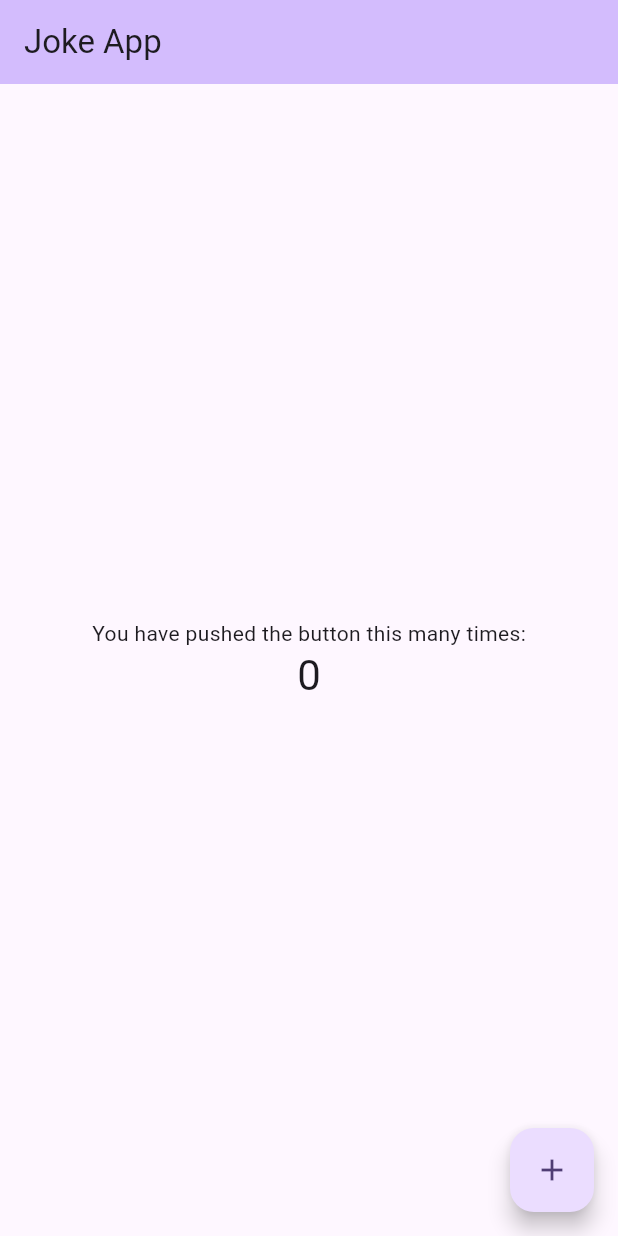
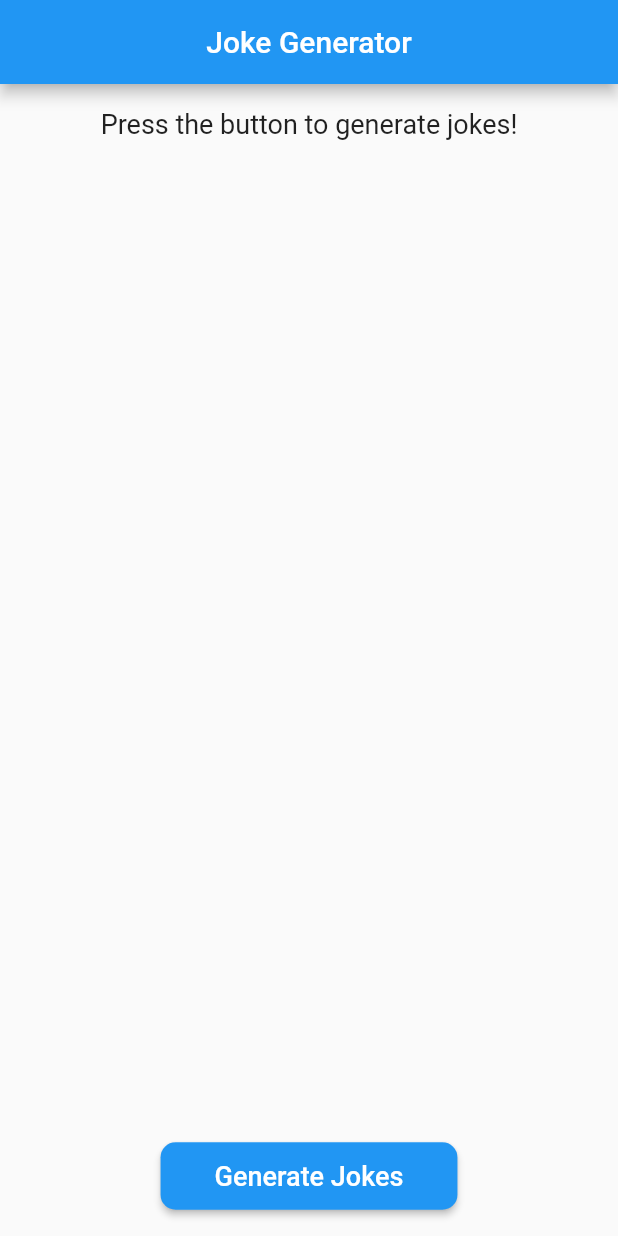
Before and after one commit to RuwanthiLakshika/flutter-app, a Flutter app: the screen it shows after launch, on a phone screen of 412 x 824 dp. Run offline on Flutter 3.47's test engine with Material 2 defaults, Android fonts, the phone set to English and light mode, and no system bars; our stand-ins replace dio.

Commit message:
main dart file changes

```diff
--- a/flutter_application_1/lib/main.dart
+++ b/flutter_application_1/lib/main.dart
@@ -1,125 +1,159 @@
 import 'package:flutter/material.dart';
+import 'package:dio/dio.dart';
+import 'joke_service.dart';
 
 void main() {
-  runApp(const MyApp());
+  runApp(MyJokeApp());
 }
 
-class MyApp extends StatelessWidget {
-  const MyApp({super.key});
-
-  // This widget is the root of your application.
+class MyJokeApp extends StatelessWidget {
   @override
   Widget build(BuildContext context) {
     return MaterialApp(
-      title: 'Flutter Demo',
+      title: 'Joke Generator',
       theme: ThemeData(
-        // This is the theme of your application.
-        //
-        // TRY THIS: Try running your application with "flutter run". You'll see
-        // the application has a blue toolbar. Then, without quitting the app,
-        // try changing the seedColor in the colorScheme below to Colors.green
-        // and then invoke "hot reload" (save your changes or press the "hot
-        // reload" button in a Flutter-supported IDE, or press "r" if you used
-        // the command line to start the app).
-        //
-        // Notice that the counter didn't reset back to zero; the application
-        // state is not lost during the reload. To reset the state, use hot
-        // restart instead.
-        //
-        // This works for code too, not just values: Most code changes can be
-        // tested with just a hot reload.
-        colorScheme: ColorScheme.fromSeed(seedColor: Colors.deepPurple),
-        useMaterial3: true,
+        primarySwatch: Colors.blue,
+        visualDensity: VisualDensity.adaptivePlatformDensity,
       ),
-      home: const MyHomePage(title: 'Joke App'),
+      home: JokeHomePage(),
     );
   }
 }
 
-class MyHomePage extends StatefulWidget {
-  const MyHomePage({super.key, required this.title});
-
-  // This widget is the home page of your application. It is stateful, meaning
-  // that it has a State object (defined below) that contains fields that affect
-  // how it looks.
-
-  // This class is the configuration for the state. It holds the values (in this
-  // case the title) provided by the parent (in this case the App widget) and
-  // used by the build method of the State. Fields in a Widget subclass are
-  // always marked "final".
-
-  final String title;
-
+class JokeHomePage extends StatefulWidget {
   @override
-  State<MyHomePage> createState() => _MyHomePageState();
+  _JokeHomePageState createState() => _JokeHomePageState();
 }
 
-class _MyHomePageState extends State<MyHomePage> {
-  int _counter = 0;
+class _JokeHomePageState extends State<JokeHomePage> {
+  final JokeService _jokeService = JokeService();
+  List<Map<String, dynamic>> _jokes = [];
+  bool _isLoading = false;
+  String _errorMessage = '';
 
-  void _incrementCounter() {
+  Future<void> _fetchJokes() async {
     setState(() {
-      // This call to setState tells the Flutter framework that something has
-      // changed in this State, which causes it to rerun the build method below
-      // so that the display can reflect the updated values. If we changed
-      // _counter without calling setState(), then the build method would not be
-      // called again, and so nothing would appear to happen.
-      _counter++;
+      _isLoading = true;
+      _errorMessage = '';
+      _jokes.clear();
     });
+
+    try {
+      final jokes = await _jokeService.fetchJokesRaw();
+      setState(() {
+        _jokes = jokes;
+        _isLoading = false;
+      });
+    } catch (e) {
+      setState(() {
+        _errorMessage = 'Failed to load jokes. Please try again.';
+        _isLoading = false;
+      });
+    }
   }
 
   @override
   Widget build(BuildContext context) {
-    // This method is rerun every time setState is called, for instance as done
-    // by the _incrementCounter method above.
-    //
-    // The Flutter framework has been optimized to make rerunning build methods
-    // fast, so that you can just rebuild anything that needs updating rather
-    // than having to individually change instances of widgets.
     return Scaffold(
       appBar: AppBar(
-        // TRY THIS: Try changing the color here to a specific color (to
-        // Colors.amber, perhaps?) and trigger a hot reload to see the AppBar
-        // change color while the other colors stay the same.
-        backgroundColor: Theme.of(context).colorScheme.inversePrimary,
-        // Here we take the value from the MyHomePage object that was created by
-        // the App.build method, and use it to set our appbar title.
-        title: Text(widget.title),
+        title: Text('Joke Generator'),
+        centerTitle: true,
       ),
       body: Center(
-        // Center is a layout widget. It takes a single child and positions it
-        // in the middle of the parent.
+        child: Padding(
+          padding: const EdgeInsets.all(16.0),
           child: Column(
-          // Column is also a layout widget. It takes a list of children and
-          // arranges them vertically. By default, it sizes itself to fit its
-          // children horizontally, and tries to be as tall as its parent.
-          //
-          // Column has various properties to control how it sizes itself and
-          // how it positions its children. Here we use mainAxisAlignment to
-          // center the children vertically; the main axis here is the vertical
-          // axis because Columns are vertical (the cross axis would be
-          // horizontal).
-          //
-          // TRY THIS: Invoke "debug painting" (choose the "Toggle Debug Paint"
-          // action in the IDE, or press "p" in the console), to see the
-          // wireframe for each widget.
             mainAxisAlignment: MainAxisAlignment.center,
-          children: <Widget>[
-            const Text(
-              'You have pushed the button this many times:',
+            children: [
+              // Jokes Display Area
+              Expanded(
+                child: _isLoading
+                    ? CircularProgressIndicator()
+                    : _errorMessage.isNotEmpty
+                        ? Text(
+                            _errorMessage,
+                            style: TextStyle(color: Colors.red),
+                          )
+                        : _jokes.isEmpty
+                            ? Text(
+                                'Press the button to generate jokes!',
+                                style: TextStyle(fontSize: 18),
+                              )
+                            : ListView.builder(
+                                itemCount: _jokes.length,
+                                itemBuilder: (context, index) {
+                                  final joke = _jokes[index];
+                                  return Card(
+                                    margin: EdgeInsets.symmetric(vertical: 8),
+                                    elevation: 4,
+                                    child: Padding(
+                                      padding: const EdgeInsets.all(12.0),
+                                      child: Column(
+                                        crossAxisAlignment: CrossAxisAlignment.start,
+                                        children: [
+                                          Text(
+                                            'Joke ${index + 1}',
+                                            style: TextStyle(
+                                              fontWeight: FontWeight.bold,
+                                              fontSize: 16,
                                             ),
+                                          ),
+                                          SizedBox(height: 8),
+                                          joke['type'] == 'single'
+                                              ? Text(
+                                                  joke['joke'],
+                                                  style: TextStyle(fontSize: 16),
+                                                )
+                                              : Column(
+                                                  crossAxisAlignment: CrossAxisAlignment.start,
+                                                  children: [
                                                     Text(
-              '$_counter',
-              style: Theme.of(context).textTheme.headlineMedium,
+                                                      'Setup: ${joke['setup']}',
+                                                      style: TextStyle(fontSize: 16),
+                                                    ),
+                                                    SizedBox(height: 8),
+                                                    Text(
+                                                      'Punchline: ${joke['delivery']}',
+                                                      style: TextStyle(
+                                                        fontSize: 16,
+                                                        fontStyle: FontStyle.italic,
+                                                      ),
+                                                    ),
+                                                  ],
                                                 ),
                                         ],
                                       ),
                                     ),
-      floatingActionButton: FloatingActionButton(
-        onPressed: _incrementCounter,
-        tooltip: 'Increment',
-        child: const Icon(Icons.add),
-      ), // This trailing comma makes auto-formatting nicer for build methods.
+                                  );
+                                },
+                              ),
+              ),
+              SizedBox(height: 20),
+              // Generate Jokes Button
+              ElevatedButton(
+                onPressed: _isLoading ? null : _fetchJokes,
+                child: Padding(
+                  padding: const EdgeInsets.symmetric(
+                    horizontal: 20.0,
+                    vertical: 12.0,
+                  ),
+                  child: Text(
+                    'Generate Jokes',
+                    style: TextStyle(fontSize: 18),
+                  ),
+                ),
+                style: ElevatedButton.styleFrom(
+                  primary: Colors.blue,
+                  onPrimary: Colors.white,
+                  shape: RoundedRectangleBorder(
+                    borderRadius: BorderRadius.circular(10),
+                  ),
+                ),
+              ),
+            ],
+          ),
+        ),
+      ),
     );
   }
 }
```
Lines whose indentation alone changed are shown as unchanged.
